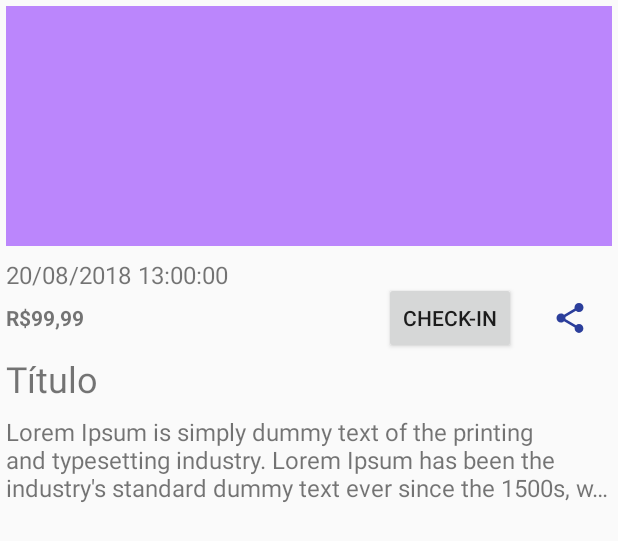
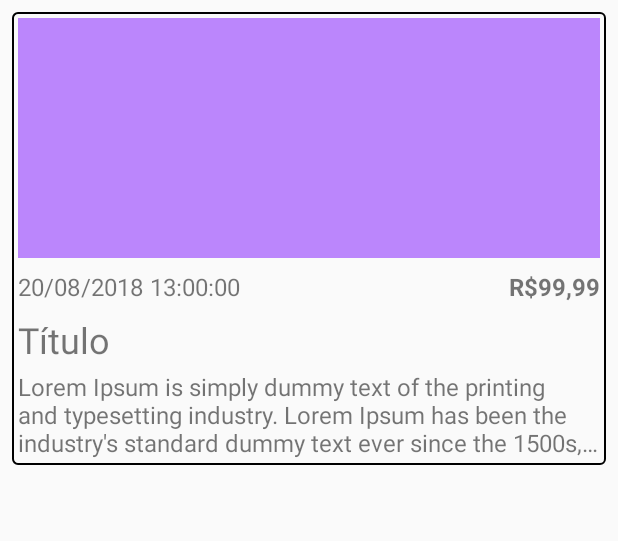
Before and after one commit to JailsonTS/TestDevSicredi, an Android app: the layout card_item_list.xml on its own in the app's theme, with its tools: preview values and no code run, on a phone screen of 412 x 824 dp. Shown: the top 541 px of the screen. Run offline under Robolectric (Android 15) with nearby library versions, the phone set to English and light mode, and no system bars.

```diff
--- a/app/src/main/java/com/example/testdevsicredi/repository/EventsRepository.kt
+++ b/app/src/main/java/com/example/testdevsicredi/repository/EventRepository.kt
@@ -11,7 +11,7 @@ import retrofit2.Call
 import retrofit2.Callback
 import retrofit2.Response
 
-class EventsRepository(context: Context) : BaseRepository(context) {
+class EventRepository(context: Context) : BaseRepository(context) {
 
     private val mRemote = RetrofitClient.createService(EventsService::class.java)
 
--- a/app/src/main/res/drawable/bordas.xml
+++ b/app/src/main/res/drawable/bordas.xml
@@ -3,7 +3,7 @@
     android:shape="rectangle">
 
     <solid android:color="#00FFFFFF"/>
-    <stroke android:width="1dp" android:color="@color/teal_200"/>
+    <stroke android:width="1dp" android:color="@color/black"/>
     <corners android:radius="3dp"/>
 
 </shape>
--- a/app/src/main/res/layout/card_item_list.xml
+++ b/app/src/main/res/layout/card_item_list.xml
@@ -4,6 +4,8 @@
     xmlns:tools="http://schemas.android.com/tools"
     android:layout_width="match_parent"
     android:layout_height="wrap_content"
+    android:layout_margin="8dp"
+    android:background="@drawable/bordas"
     android:padding="4dp">
 
     <ImageView
@@ -17,64 +19,49 @@
         tools:srcCompat="@color/purple_200" />
 
     <TextView
-        android:id="@+id/tvTitle"
-        android:layout_width="wrap_content"
-        android:layout_height="wrap_content"
-        android:text="Título"
-        android:textSize="24dp"
-        app:layout_constraintStart_toStartOf="@+id/imageView"
-        app:layout_constraintTop_toBottomOf="@+id/button2" />
-
-    <TextView
-        android:id="@+id/tvDescription"
+        android:id="@+id/text_title"
         android:layout_width="wrap_content"
         android:layout_height="wrap_content"
         android:layout_marginTop="8dp"
+        android:text="Título"
+        android:textAlignment="viewStart"
+        android:textSize="24dp"
+        app:layout_constraintStart_toStartOf="parent"
+        app:layout_constraintTop_toBottomOf="@+id/text_date" />
+
+    <TextView
+        android:id="@+id/text_description"
+        android:layout_width="wrap_content"
+        android:layout_height="wrap_content"
+        android:layout_marginTop="4dp"
         android:ellipsize="end"
         android:maxLines="3"
         android:text="Lorem Ipsum is simply dummy text of the printing and typesetting industry. Lorem Ipsum has been the industry's standard dummy text ever since the 1500s, when an unknown printer took a galley of type and scrambled it to make a type specimen book. It has survived not only five centuries, but also the leap into electronic typesetting, remaining essentially unchanged. It was popularised in the 1960s with the release of Letraset sheets containing Lorem Ipsum passages, and more recently with desktop publishing software like Aldus PageMaker including versions of Lorem Ipsum."
+        android:textAlignment="viewStart"
         android:textSize="16sp"
         app:layout_constraintEnd_toEndOf="parent"
-        app:layout_constraintStart_toStartOf="@+id/tvTitle"
-        app:layout_constraintTop_toBottomOf="@+id/tvTitle" />
+        app:layout_constraintHorizontal_bias="1.0"
+        app:layout_constraintStart_toStartOf="parent"
+        app:layout_constraintTop_toBottomOf="@+id/text_title" />
 
     <TextView
-        android:id="@+id/tvPrice"
+        android:id="@+id/text_price"
         android:layout_width="wrap_content"
         android:layout_height="wrap_content"
-        android:layout_marginTop="8dp"
         android:text="R$99,99"
-        android:textSize="14sp"
+        android:textSize="16sp"
         android:textStyle="bold"
-        app:layout_constraintStart_toStartOf="@+id/tvDate"
-        app:layout_constraintTop_toBottomOf="@+id/tvDate" />
+        app:layout_constraintBaseline_toBaselineOf="@+id/text_date"
+        app:layout_constraintEnd_toEndOf="parent" />
 
     <TextView
-        android:id="@+id/tvDate"
+        android:id="@+id/text_date"
         android:layout_width="wrap_content"
         android:layout_height="wrap_content"
         android:layout_marginTop="8dp"
         android:text="20/08/2018 13:00:00"
         android:textSize="16sp"
-        app:layout_constraintStart_toStartOf="@+id/tvDescription"
+        app:layout_constraintStart_toStartOf="parent"
         app:layout_constraintTop_toBottomOf="@+id/imageView" />
 
-    <Button
-        android:id="@+id/button2"
-        android:layout_width="wrap_content"
-        android:layout_height="wrap_content"
-        android:layout_marginEnd="24dp"
-        android:text="Check-in"
-        app:layout_constraintBaseline_toBaselineOf="@+id/tvPrice"
-        app:layout_constraintEnd_toStartOf="@+id/imageView3" />
-
-    <ImageView
-        android:id="@+id/imageView3"
-        android:layout_width="0dp"
-        android:layout_height="wrap_content"
-        android:layout_marginEnd="16dp"
-        app:layout_constraintBottom_toBottomOf="@+id/button2"
-        app:layout_constraintEnd_toEndOf="parent"
-        app:layout_constraintTop_toTopOf="@+id/button2"
-        app:srcCompat="@drawable/ic_baseline_share_24" />
 </androidx.constraintlayout.widget.ConstraintLayout>
--- a/app/src/main/res/values/strings.xml
+++ b/app/src/main/res/values/strings.xml
@@ -1,5 +1,5 @@
 <resources>
-    <string name="app_name">TestDevSicredi</string>
+    <string name="app_name">NewsLetter Sicredi</string>
     <string name="dbName">databasedevsicredi</string>
     <string name="servicePrefix">http://5f5a8f24d44d640016169133.mockapi.io/api/</string>
     <!-- TODO: Remove or change this placeholder text -->
```
Also changed, not shown: app/build.gradle (+17 -10 lines), app/src/main/java/com/example/testdevsicredi/MainActivity.kt (+27 -33 lines), app/src/main/java/com/example/testdevsicredi/ui/viewModel/MainViewModel.kt (added, +43 -0 lines), app/src/main/res/layout/fragment_item_details.xml (+15 -15 lines).
